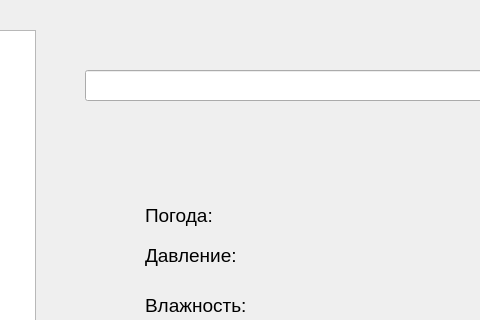
The window that mainwindow.ui (Otruvin/Curs-work) describes before a commit, drawn with Qt 5; both pictures show x 245 to 725 and y 0 to 320 of the 999 by 992 pixel window.
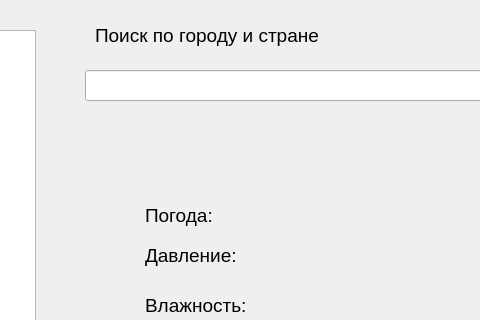
The same window after the commit. Icons and pictures are not drawn.

Diff of the .ui file:
```diff
--- a/mainwindow.ui
+++ b/mainwindow.ui
@@ -530,6 +530,24 @@
      <string/>
     </property>
    </widget>
+   <widget class="QLabel" name="label_9">
+    <property name="geometry">
+     <rect>
+      <x>340</x>
+      <y>20</y>
+      <width>291</width>
+      <height>31</height>
+     </rect>
+    </property>
+    <property name="font">
+     <font>
+      <pointsize>14</pointsize>
+     </font>
+    </property>
+    <property name="text">
+     <string>Поиск по городу и стране</string>
+    </property>
+   </widget>
   </widget>
   <widget class="QMenuBar" name="menuBar">
    <property name="geometry">
```
